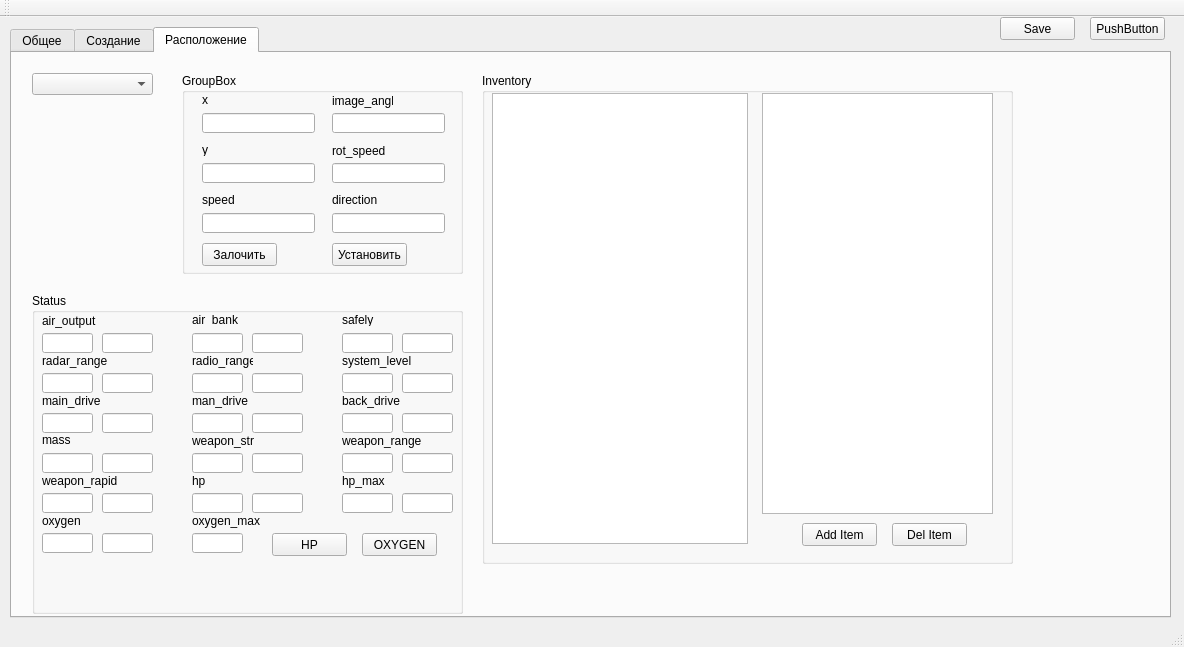
Before: the Qt Designer form Server/nova-server/mainwindow.ui in mizit/Nova-git, drawn with Qt 5.
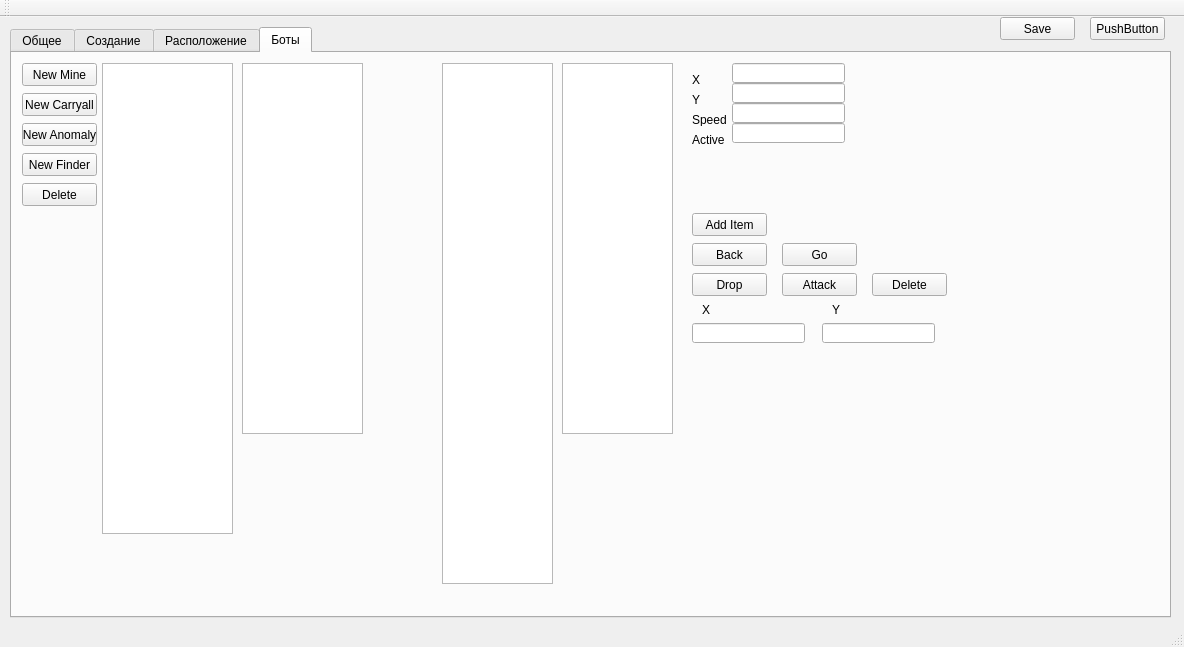
After: the same form once the commit is applied.

Patch:
```diff
--- a/Server/nova-server/mainwindow.ui
+++ b/Server/nova-server/mainwindow.ui
@@ -24,7 +24,7 @@
      </rect>
     </property>
     <property name="currentIndex">
-     <number>2</number>
+     <number>3</number>
     </property>
     <widget class="QWidget" name="tab">
      <attribute name="title">
@@ -995,6 +995,332 @@
       </widget>
      </widget>
     </widget>
+    <widget class="QWidget" name="tab_4">
+     <attribute name="title">
+      <string>Боты</string>
+     </attribute>
+     <widget class="QPushButton" name="btn_mine">
+      <property name="geometry">
+       <rect>
+        <x>10</x>
+        <y>10</y>
+        <width>75</width>
+        <height>23</height>
+       </rect>
+      </property>
+      <property name="text">
+       <string>New Mine</string>
+      </property>
+     </widget>
+     <widget class="QPushButton" name="btn_carryall">
+      <property name="geometry">
+       <rect>
+        <x>10</x>
+        <y>40</y>
+        <width>75</width>
+        <height>23</height>
+       </rect>
+      </property>
+      <property name="text">
+       <string>New Carryall</string>
+      </property>
+     </widget>
+     <widget class="QPushButton" name="btn_anomaly">
+      <property name="geometry">
+       <rect>
+        <x>10</x>
+        <y>70</y>
+        <width>75</width>
+        <height>23</height>
+       </rect>
+      </property>
+      <property name="text">
+       <string>New Anomaly</string>
+      </property>
+     </widget>
+     <widget class="QPushButton" name="btn_finder">
+      <property name="geometry">
+       <rect>
+        <x>10</x>
+        <y>100</y>
+        <width>75</width>
+        <height>23</height>
+       </rect>
+      </property>
+      <property name="text">
+       <string>New Finder</string>
+      </property>
+     </widget>
+     <widget class="QListWidget" name="lview_bots">
+      <property name="geometry">
+       <rect>
+        <x>90</x>
+        <y>10</y>
+        <width>131</width>
+        <height>471</height>
+       </rect>
+      </property>
+     </widget>
+     <widget class="QListWidget" name="lview_orders">
+      <property name="geometry">
+       <rect>
+        <x>230</x>
+        <y>10</y>
+        <width>121</width>
+        <height>371</height>
+       </rect>
+      </property>
+     </widget>
+     <widget class="QListWidget" name="lview_items2">
+      <property name="geometry">
+       <rect>
+        <x>430</x>
+        <y>10</y>
+        <width>111</width>
+        <height>521</height>
+       </rect>
+      </property>
+     </widget>
+     <widget class="QListWidget" name="lview_bot_items">
+      <property name="geometry">
+       <rect>
+        <x>550</x>
+        <y>10</y>
+        <width>111</width>
+        <height>371</height>
+       </rect>
+      </property>
+     </widget>
+     <widget class="QLabel" name="label_14">
+      <property name="geometry">
+       <rect>
+        <x>680</x>
+        <y>20</y>
+        <width>47</width>
+        <height>13</height>
+       </rect>
+      </property>
+      <property name="text">
+       <string>X</string>
+      </property>
+     </widget>
+     <widget class="QLabel" name="label_23">
+      <property name="geometry">
+       <rect>
+        <x>680</x>
+        <y>40</y>
+        <width>47</width>
+        <height>13</height>
+       </rect>
+      </property>
+      <property name="text">
+       <string>Y</string>
+      </property>
+     </widget>
+     <widget class="QLabel" name="label_24">
+      <property name="geometry">
+       <rect>
+        <x>680</x>
+        <y>60</y>
+        <width>47</width>
+        <height>13</height>
+       </rect>
+      </property>
+      <property name="text">
+       <string>Speed</string>
+      </property>
+     </widget>
+     <widget class="QLabel" name="label_25">
+      <property name="geometry">
+       <rect>
+        <x>680</x>
+        <y>80</y>
+        <width>47</width>
+        <height>13</height>
+       </rect>
+      </property>
+      <property name="text">
+       <string>Active</string>
+      </property>
+     </widget>
+     <widget class="QLineEdit" name="edit_bot_x">
+      <property name="geometry">
+       <rect>
+        <x>720</x>
+        <y>10</y>
+        <width>113</width>
+        <height>20</height>
+       </rect>
+      </property>
+     </widget>
+     <widget class="QLineEdit" name="edit_bot_y">
+      <property name="geometry">
+       <rect>
+        <x>720</x>
+        <y>30</y>
+        <width>113</width>
+        <height>20</height>
+       </rect>
+      </property>
+     </widget>
+     <widget class="QLineEdit" name="edit_bot_speed">
+      <property name="geometry">
+       <rect>
+        <x>720</x>
+        <y>50</y>
+        <width>113</width>
+        <height>20</height>
+       </rect>
+      </property>
+     </widget>
+     <widget class="QLineEdit" name="edit_bot_active">
+      <property name="geometry">
+       <rect>
+        <x>720</x>
+        <y>70</y>
+        <width>113</width>
+        <height>20</height>
+       </rect>
+      </property>
+     </widget>
+     <widget class="QLineEdit" name="edit_com_x">
+      <property name="geometry">
+       <rect>
+        <x>680</x>
+        <y>270</y>
+        <width>113</width>
+        <height>20</height>
+       </rect>
+      </property>
+     </widget>
+     <widget class="QLineEdit" name="edit_com_y">
+      <property name="geometry">
+       <rect>
+        <x>810</x>
+        <y>270</y>
+        <width>113</width>
+        <height>20</height>
+       </rect>
+      </property>
+     </widget>
+     <widget class="QLabel" name="label_26">
+      <property name="geometry">
+       <rect>
+        <x>690</x>
+        <y>250</y>
+        <width>47</width>
+        <height>13</height>
+       </rect>
+      </property>
+      <property name="text">
+       <string>X</string>
+      </property>
+     </widget>
+     <widget class="QLabel" name="label_27">
+      <property name="geometry">
+       <rect>
+        <x>820</x>
+        <y>250</y>
+        <width>47</width>
+        <height>13</height>
+       </rect>
+      </property>
+      <property name="text">
+       <string>Y</string>
+      </property>
+     </widget>
+     <widget class="QPushButton" name="btn_bot_back">
+      <property name="geometry">
+       <rect>
+        <x>680</x>
+        <y>190</y>
+        <width>75</width>
+        <height>23</height>
+       </rect>
+      </property>
+      <property name="text">
+       <string>Back</string>
+      </property>
+     </widget>
+     <widget class="QPushButton" name="btn_bot_go">
+      <property name="geometry">
+       <rect>
+        <x>770</x>
+        <y>190</y>
+        <width>75</width>
+        <height>23</height>
+       </rect>
+      </property>
+      <property name="text">
+       <string>Go</string>
+      </property>
+     </widget>
+     <widget class="QPushButton" name="btn_bot_drop">
+      <property name="geometry">
+       <rect>
+        <x>680</x>
+        <y>220</y>
+        <width>75</width>
+        <height>23</height>
+       </rect>
+      </property>
+      <property name="text">
+       <string>Drop</string>
+      </property>
+     </widget>
+     <widget class="QPushButton" name="btn_bot_attack">
+      <property name="geometry">
+       <rect>
+        <x>770</x>
+        <y>220</y>
+        <width>75</width>
+        <height>23</height>
+       </rect>
+      </property>
+      <property name="text">
+       <string>Attack</string>
+      </property>
+     </widget>
+     <widget class="QPushButton" name="btn_bot_del">
+      <property name="geometry">
+       <rect>
+        <x>10</x>
+        <y>130</y>
+        <width>75</width>
+        <height>23</height>
+       </rect>
+      </property>
+      <property name="text">
+       <string>Delete</string>
+      </property>
+     </widget>
+     <widget class="QPushButton" name="btn_bot_del_2">
+      <property name="geometry">
+       <rect>
+        <x>860</x>
+        <y>220</y>
+        <width>75</width>
+        <height>23</height>
+       </rect>
+      </property>
+      <property name="text">
+       <string>Delete</string>
+      </property>
+     </widget>
+     <widget class="QPushButton" name="btn_bot_add_item">
+      <property name="geometry">
+       <rect>
+        <x>680</x>
+        <y>160</y>
+        <width>75</width>
+        <height>23</height>
+       </rect>
+      </property>
+      <property name="text">
+       <string>Add Item</string>
+      </property>
+     </widget>
+    </widget>
    </widget>
    <widget class="QPushButton" name="pushButton">
     <property name="geometry">
```
